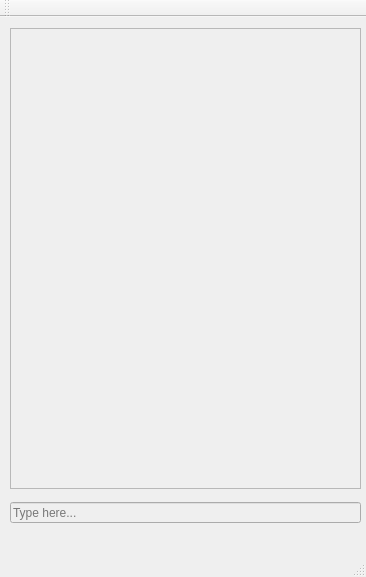
First picture: the form in examples/QT/SioChatDemo/mainwindow.ui, repository socketio/socket.io-client-cpp, before the edit.
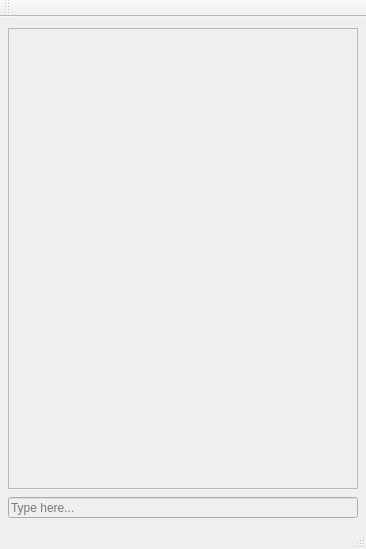
Second picture: the form after the edit.

Commit message: update QT demo UI and DEMO gif

```diff
--- a/examples/QT/SioChatDemo/mainwindow.ui
+++ b/examples/QT/SioChatDemo/mainwindow.ui
@@ -7,9 +7,15 @@
     <x>0</x>
     <y>0</y>
     <width>366</width>
-    <height>577</height>
+    <height>549</height>
    </rect>
   </property>
+  <property name="sizePolicy">
+   <sizepolicy hsizetype="Fixed" vsizetype="Fixed">
+    <horstretch>0</horstretch>
+    <verstretch>0</verstretch>
+   </sizepolicy>
+  </property>
   <property name="windowTitle">
    <string>Socket.IO Chat</string>
   </property>
@@ -20,12 +26,18 @@
     </property>
     <property name="geometry">
      <rect>
-      <x>10</x>
+      <x>8</x>
       <y>11</y>
-      <width>351</width>
+      <width>350</width>
       <height>461</height>
      </rect>
     </property>
+    <property name="sizePolicy">
+     <sizepolicy hsizetype="Fixed" vsizetype="Expanding">
+      <horstretch>0</horstretch>
+      <verstretch>0</verstretch>
+     </sizepolicy>
+    </property>
     <property name="sizeIncrement">
      <size>
       <width>0</width>
@@ -39,9 +51,9 @@
     </property>
     <property name="geometry">
      <rect>
-      <x>10</x>
-      <y>485</y>
-      <width>351</width>
+      <x>8</x>
+      <y>480</y>
+      <width>350</width>
       <height>21</height>
      </rect>
     </property>
```
Left out of the diff: 3 changed lines with no effect on the pictures. The commit also changes 2 other files.
